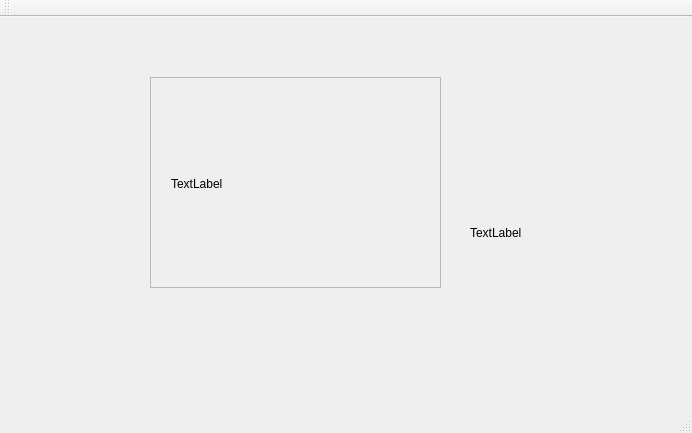
Qt form src/mainwindow.ui (dalewzm/IceRayTracer) before a commit.
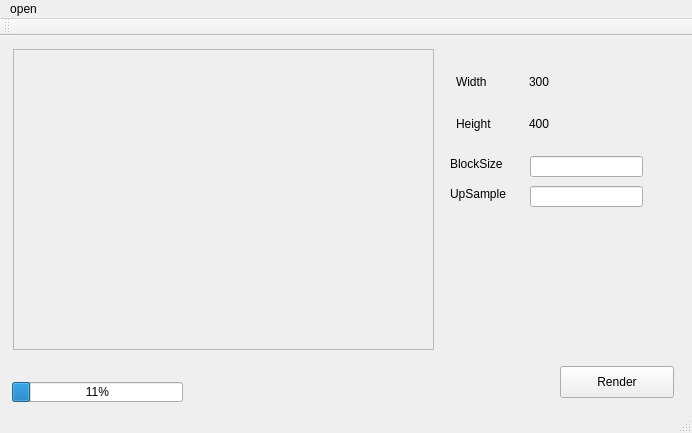
The same form after that commit.

```diff
--- a/src/mainwindow.ui
+++ b/src/mainwindow.ui
@@ -17,12 +17,18 @@
    <widget class="QScrollArea" name="scrollArea">
     <property name="geometry">
      <rect>
-      <x>150</x>
-      <y>60</y>
-      <width>291</width>
-      <height>211</height>
+      <x>13</x>
+      <y>13</y>
+      <width>421</width>
+      <height>301</height>
      </rect>
     </property>
+    <property name="sizePolicy">
+     <sizepolicy hsizetype="Preferred" vsizetype="Expanding">
+      <horstretch>0</horstretch>
+      <verstretch>0</verstretch>
+     </sizepolicy>
+    </property>
     <property name="widgetResizable">
      <bool>true</bool>
     </property>
@@ -31,21 +37,21 @@
       <rect>
        <x>0</x>
        <y>0</y>
-       <width>289</width>
-       <height>209</height>
+       <width>419</width>
+       <height>299</height>
       </rect>
      </property>
      <widget class="QLabel" name="label">
       <property name="geometry">
        <rect>
         <x>20</x>
-        <y>15</y>
-        <width>251</width>
-        <height>181</height>
+        <y>25</y>
+        <width>361</width>
+        <height>261</height>
        </rect>
       </property>
       <property name="text">
-       <string>TextLabel</string>
+       <string/>
       </property>
      </widget>
     </widget>
@@ -53,27 +59,135 @@
    <widget class="QLabel" name="label_2">
     <property name="geometry">
      <rect>
-      <x>470</x>
-      <y>165</y>
+      <x>460</x>
+      <y>190</y>
+      <width>181</width>
+      <height>121</height>
+     </rect>
+    </property>
+    <property name="sizePolicy">
+     <sizepolicy hsizetype="Preferred" vsizetype="Preferred">
+      <horstretch>2</horstretch>
+      <verstretch>0</verstretch>
+     </sizepolicy>
+    </property>
+    <property name="text">
+     <string/>
+    </property>
+   </widget>
+   <widget class="QPushButton" name="playButton">
+    <property name="geometry">
+     <rect>
+      <x>560</x>
+      <y>330</y>
+      <width>114</width>
+      <height>32</height>
+     </rect>
+    </property>
+    <property name="text">
+     <string>Render</string>
+    </property>
+   </widget>
+   <widget class="QProgressBar" name="progressBar">
+    <property name="geometry">
+     <rect>
+      <x>12</x>
+      <y>346</y>
       <width>171</width>
+      <height>20</height>
+     </rect>
+    </property>
+    <property name="value">
+     <number>11</number>
+    </property>
+   </widget>
+   <widget class="QLabel" name="label_7">
+    <property name="geometry">
+     <rect>
+      <x>450</x>
+      <y>120</y>
+      <width>62</width>
+      <height>16</height>
+     </rect>
+    </property>
+    <property name="text">
+     <string>BlockSize</string>
+    </property>
+   </widget>
+   <widget class="QLabel" name="label_8">
+    <property name="geometry">
+     <rect>
+      <x>450</x>
+      <y>150</y>
+      <width>62</width>
+      <height>16</height>
+     </rect>
+    </property>
+    <property name="text">
+     <string>UpSample</string>
+    </property>
+   </widget>
+   <widget class="QLineEdit" name="lineEdit">
+    <property name="geometry">
+     <rect>
+      <x>530</x>
+      <y>120</y>
+      <width>113</width>
+      <height>21</height>
+     </rect>
+    </property>
+   </widget>
+   <widget class="QLineEdit" name="lineEdit_2">
+    <property name="geometry">
+     <rect>
+      <x>530</x>
+      <y>150</y>
+      <width>113</width>
+      <height>21</height>
+     </rect>
+    </property>
+   </widget>
+   <widget class="QWidget" name="layoutWidget">
+    <property name="geometry">
+     <rect>
+      <x>445</x>
+      <y>16</y>
+      <width>161</width>
       <height>101</height>
      </rect>
     </property>
-    <property name="text">
-     <string>TextLabel</string>
-    </property>
+    <layout class="QGridLayout" name="gridLayout">
+     <item row="0" column="0">
+      <widget class="QLabel" name="label_5">
+       <property name="text">
+        <string>Width</string>
+       </property>
+      </widget>
+     </item>
+     <item row="0" column="1">
+      <widget class="QLabel" name="label_6">
+       <property name="text">
+        <string>300</string>
+       </property>
+      </widget>
+     </item>
+     <item row="1" column="0">
+      <widget class="QLabel" name="label_3">
+       <property name="text">
+        <string>Height</string>
+       </property>
+      </widget>
+     </item>
+     <item row="1" column="1">
+      <widget class="QLabel" name="label_4">
+       <property name="text">
+        <string>400</string>
+       </property>
+      </widget>
+     </item>
+    </layout>
    </widget>
-   <widget class="QWidget" name="horizontalLayoutWidget">
-    <property name="geometry">
-     <rect>
-      <x>10</x>
-      <y>20</y>
-      <width>671</width>
-      <height>341</height>
-     </rect>
-    </property>
-    <layout class="QHBoxLayout" name="horizontalLayout"/>
-   </widget>
+   <zorder>layoutWidget</zorder>
    <zorder>label_2</zorder>
    <zorder>horizontalLayoutWidget</zorder>
    <zorder>scrollArea</zorder>
@@ -87,6 +201,13 @@
      <height>22</height>
     </rect>
    </property>
+   <widget class="QMenu" name="menu">
+    <property name="title">
+     <string>open</string>
+    </property>
+    <addaction name="actionOpen"/>
+   </widget>
+   <addaction name="menu"/>
   </widget>
   <widget class="QToolBar" name="mainToolBar">
    <attribute name="toolBarArea">
```
Left out of the diff: 34 changed lines with no effect on the pictures.
